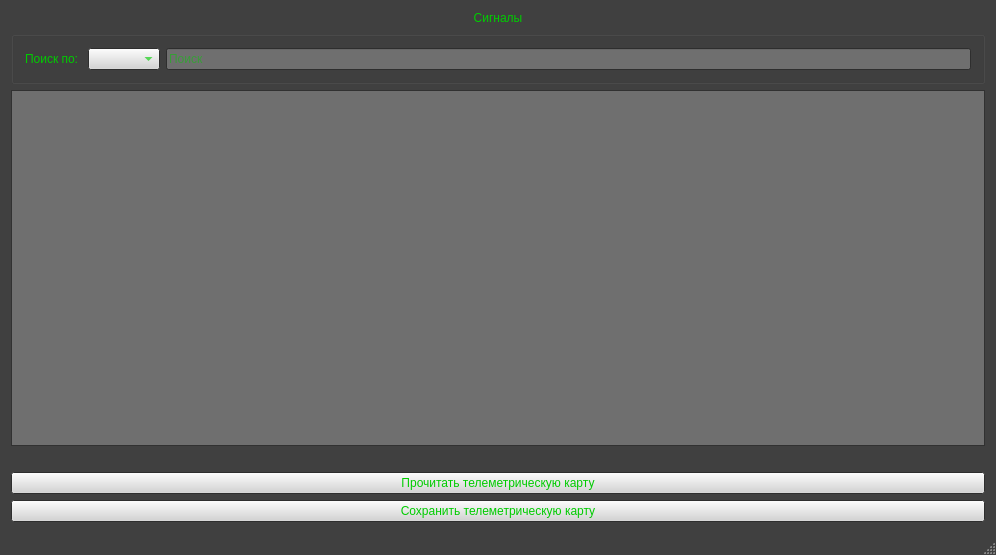
The window that mainwindow.ui (Creeprus/TelemetryCardReader_Kometa) describes before a commit, drawn with Qt 5.
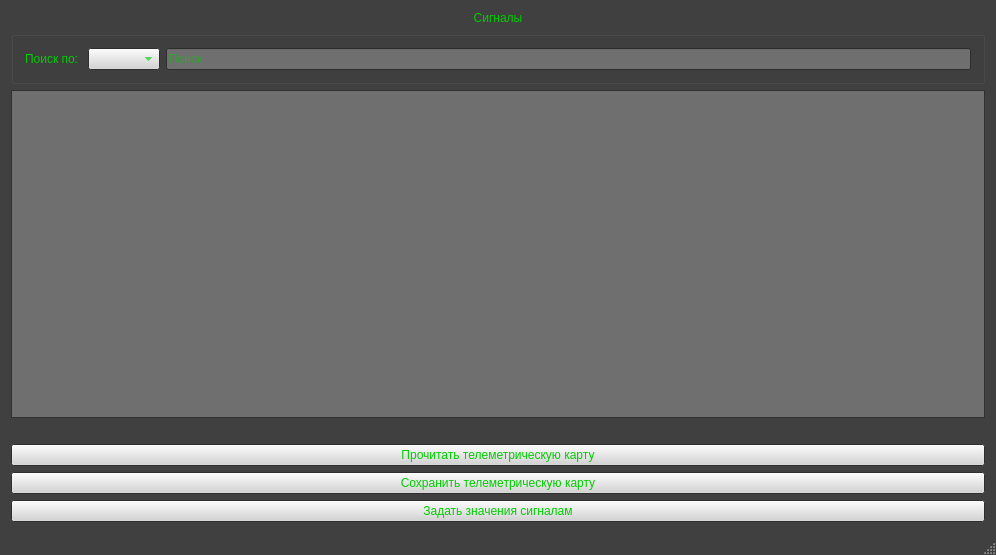
The same window after the commit.

What changed in the file:
```diff
--- a/mainwindow.ui
+++ b/mainwindow.ui
@@ -477,7 +477,7 @@
        <bool>true</bool>
       </property>
       <property name="sortingEnabled">
-       <bool>true</bool>
+       <bool>false</bool>
       </property>
      </widget>
     </item>
@@ -508,6 +508,13 @@
       </property>
      </widget>
     </item>
+    <item>
+     <widget class="QPushButton" name="dbValuesWindowButton">
+      <property name="text">
+       <string>Задать значения сигналам</string>
+      </property>
+     </widget>
+    </item>
    </layout>
   </widget>
   <widget class="QMenuBar" name="menuBar">
```
